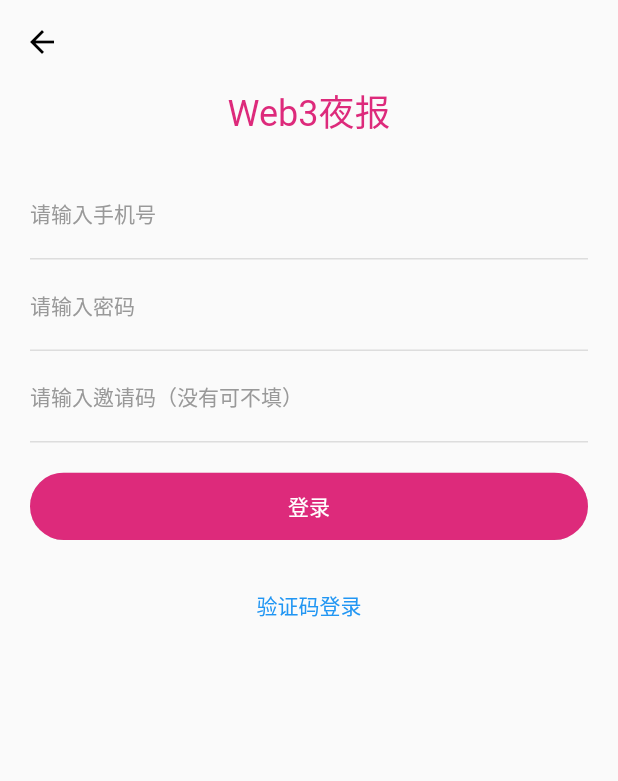
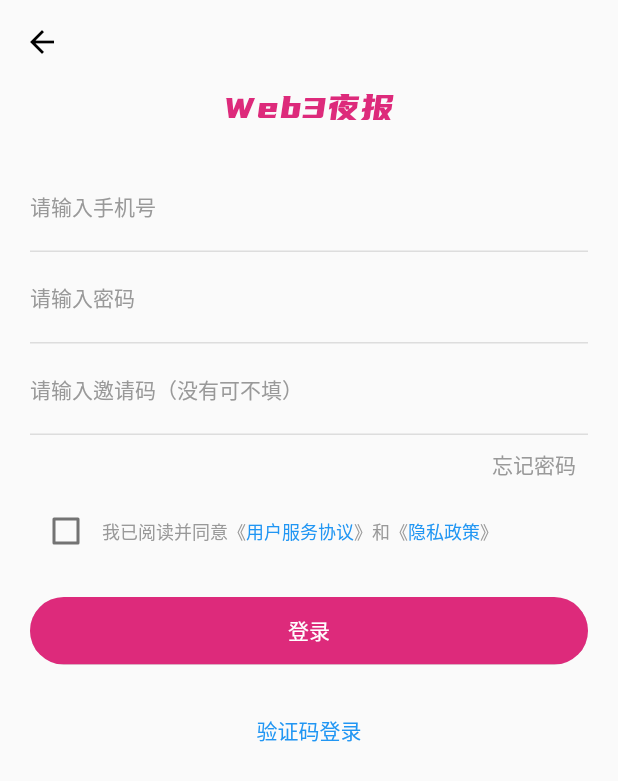
Before and after one commit to beehoo/web3_flutter, a Flutter app: the screen it shows after launch, item 3 of the bottom bar chosen, after a tap on "去登录", on a phone screen of 412 x 824 dp. Shown: the top 781 px of the screen. Run offline on Flutter 3.47's test engine with Material 2 defaults, Android fonts, the light colour scheme and no system bars; our stand-ins replace another_flushbar, dio, flutter_html, flutter_svg; network calls fail.

Commit message:
修改登录，加入关于页面

```diff
--- /dev/null
+++ b/lib/common/utils.dart
@@ -0,0 +1,6 @@
+// 验证手机号格式
+bool checkPhone (phone) {
+  var pattern = r'^1[3456789]\d{9}$';
+  var regex = RegExp(pattern);
+  return regex.hasMatch(phone);
+}
--- a/lib/config.dart
+++ b/lib/config.dart
@@ -1,2 +1,2 @@
 // 接口地址
-const String baseUrl = 'https://news.luckybgm.com';
+const String baseUrl = '';
--- a/lib/routes/detail.dart
+++ b/lib/routes/detail.dart
@@ -4,6 +4,7 @@
 import '../iconfont/icon_font.dart';
 import '../config.dart';
 
+// 文章详情
 class Detail extends StatefulWidget {
   const Detail({super.key, required this.id});
   final int id;
--- a/lib/routes/home.dart
+++ b/lib/routes/home.dart
@@ -3,21 +3,22 @@
 import './detail.dart';
 import '../config.dart';
 
-// 查询新闻数据
-Future<void> getNews(params) async {
-  var dio = Dio();
-  Response response = await dio.post(
-    '$baseUrl/showEssay',
-    data: params,
-  );
-  return response.data;
-}
-
+// 主页
 class Home extends StatelessWidget {
   const Home({super.key});
 
   @override
   Widget build(BuildContext context) {
+    // 查询新闻数据
+    Future<void> getNews(params) async {
+      var dio = Dio();
+      Response response = await dio.post(
+        '$baseUrl/showEssay',
+        data: params,
+      );
+      return response.data;
+    }
+
     return Column(
       children: <Widget>[
         // 搜索框
--- a/lib/routes/login.dart
+++ b/lib/routes/login.dart
@@ -1,7 +1,10 @@
 import 'package:flutter/material.dart';
+import 'package:flutter/gestures.dart';
 import 'package:another_flushbar/flushbar.dart';
 import '../iconfont/icon_font.dart';
+import '../common/utils.dart' show checkPhone;
 
+// 登录
 class Login extends StatefulWidget {
   const Login({super.key});
 
@@ -14,6 +17,30 @@
   String password = ''; // 密码
   String code = ''; // 邀请码
   bool isPassword = true; // 是否为密码登录，否则为验证码登录
+  bool? isChecked = false; // 协议是否勾选
+
+  late TapGestureRecognizer _tapServer;
+  late TapGestureRecognizer _tapPolicy;
+
+  @override
+  void initState() {
+    super.initState();
+    _tapServer = TapGestureRecognizer()..onTap = () {
+      print('用户服务协议');
+    };
+
+    _tapPolicy = TapGestureRecognizer()..onTap = () {
+      print('隐私政策');
+    };
+  }
+
+  @override
+  void dispose() {
+    // 销毁对象
+    _tapServer.dispose();
+    _tapPolicy.dispose();
+    super.dispose();
+  }
 
   @override
   Widget build(BuildContext context) {
@@ -21,45 +48,29 @@
 
     // 登录
     Future<void> loginSubmit() async {
+      String errorMsg = '';
+
       if (phone == '') {
+        errorMsg = '请输入手机号';
+      }
+      if (isPassword && password == '') {
+        errorMsg = '请输入密码';
+      }
+      if (!isPassword && code == '') {
+        errorMsg = '请输入验证码';
+      }
+      if (isChecked == false) {
+        errorMsg = '请阅读并勾选协议';
+      }
+      // 验证手机号格式
+      if (!checkPhone(phone)) {
+        errorMsg = '请输入正确的手机号';
+      }
+
+      if (errorMsg != '') {
         Flushbar(
           // title: '提示',
-          message: '请输入手机号',
-          duration: const Duration(seconds: 2),
-          flushbarPosition: FlushbarPosition.TOP,
-          icon: IconFont(IconNames.del, color: '#f00')
-        ).show(context);
-        return;
-      }
-      if (isPassword && password == '') {
-        Flushbar(
-          // title: '提示',
-          message: '请输入密码',
-          duration: const Duration(seconds: 2),
-          flushbarPosition: FlushbarPosition.TOP,
-          icon: IconFont(IconNames.del, color: '#f00')
-        ).show(context);
-        return;
-      }
-      if (!isPassword && code == '') {
-        Flushbar(
-          // title: '提示',
-          message: '请输入验证码',
-          duration: const Duration(seconds: 2),
-          flushbarPosition: FlushbarPosition.TOP,
-          icon: IconFont(IconNames.del, color: '#f00')
-        ).show(context);
-        return;
-      }
-
-      // 验证手机号格式
-      var pattern = r'1\d{10}';
-      var regex = RegExp(pattern);
-      var match = regex.firstMatch(phone);
-      if (match == null) {
-        Flushbar(
-          // title: '提示',
-          message: '请输入正确的手机号',
+          message: errorMsg,
           duration: const Duration(seconds: 2),
           flushbarPosition: FlushbarPosition.TOP,
           icon: IconFont(IconNames.del, color: '#f00')
@@ -135,6 +146,69 @@
                     code = value;
                   }
                 ),
+                // 忘记密码
+                SizedBox(
+                  height: 40,
+                  child: Row(
+                    mainAxisAlignment: MainAxisAlignment.end,
+                    children: <Widget>[
+                      Visibility(
+                        visible: isPassword,
+                        child: TextButton(
+                          onPressed: () {},
+                          child: const Text(
+                            '忘记密码',
+                            style: TextStyle(
+                              color: Color(0xFF999999)
+                            )
+                          )
+                        )
+                      )
+                    ],
+                  )
+                ),
+                // 勾选协议
+                DefaultTextStyle(
+                  style: const TextStyle(
+                    color: Color(0xFF999999),
+                    fontSize: 12
+                  ),
+                  child: Row(
+                    children: <Widget>[
+                      Checkbox(
+                        value: isChecked,
+                        onChanged: (value) {
+                          setState(() {
+                            isChecked = value;
+                          });
+                        }
+                      ),
+                      Expanded(
+                        child: Text.rich(TextSpan(
+                          children: [
+                            const TextSpan(text: '我已阅读并同意《'),
+                            TextSpan(
+                              text: '用户服务协议',
+                              style: const TextStyle(
+                                color: Colors.blue
+                              ),
+                              recognizer: _tapServer
+                            ),
+                            const TextSpan(text: '》和《'),
+                            TextSpan(
+                              text: '隐私政策',
+                              style: const TextStyle(
+                                color: Colors.blue
+                              ),
+                              recognizer: _tapPolicy
+                            ),
+                            const TextSpan(text: '》')
+                          ]
+                        ))
+                      )
+                    ]
+                  ),
+                ),
                 const SizedBox(height: 20),
                 // 登录按钮
                 ClipRRect(
@@ -184,9 +258,9 @@
 class LoginInput extends StatelessWidget {
   const LoginInput({
     super.key,
-    required this.hintText,
-    required this.onChanged,
-    this.obscureText = false
+    required this.hintText, // 占位文字
+    required this.onChanged, // 修改事件
+    this.obscureText = false // 输入内容是否可见
   });
   final String hintText;
   final dynamic onChanged;
--- a/lib/routes/my.dart
+++ b/lib/routes/my.dart
@@ -1,9 +1,21 @@
 import 'package:flutter/material.dart';
 import './login.dart';
 import '../iconfont/icon_font.dart';
+import './about.dart';
 
+// 个人中心
 class My extends StatelessWidget {
   const My({super.key});
+
+  // 路由，route为路由对象，valid为校验是否已登录
+  _handleRoute (context, route, valid) {
+    Navigator.push(
+      context,
+      MaterialPageRoute(
+        builder: (context) => valid ? const Login() : route,
+      )
+    );
+  }
 
   @override
   Widget build(BuildContext context) {
@@ -66,14 +78,41 @@
                 fontSize: 15,
                 fontWeight: FontWeight.w500,
                 color: primaryColor,
-              )
+              ),
+              onTap: () {}
             ),
-            const MenuItem(icon: IconNames.diamond, label: '积分计划'),
-            const MenuItem(icon: IconNames.tags, label: '我的标签'),
-            const MenuItem(icon: IconNames.setting, label: '账号设置'),
-            const MenuItem(icon: IconNames.share, label: '推荐分享'),
-            const MenuItem(icon: IconNames.xiaoxi, label: '消息中心'),
-            const MenuItem(icon: IconNames.guanyu, label: '关于Web3夜报'),
+            MenuItem(
+              icon: IconNames.diamond,
+              label: '积分计划',
+              onTap: () {}
+            ),
+            MenuItem(
+              icon: IconNames.tags,
+              label: '我的标签',
+              onTap: () {}
+            ),
+            MenuItem(
+              icon: IconNames.setting,
+              label: '账号设置',
+              onTap: () {}
+            ),
+            MenuItem(
+              icon: IconNames.share,
+              label: '推荐分享',
+              onTap: () {}
+            ),
+            MenuItem(
+              icon: IconNames.xiaoxi,
+              label: '消息中心',
+              onTap: () {}
+            ),
+            MenuItem(
+              icon: IconNames.guanyu,
+              label: '关于Web3夜报',
+              onTap: () {
+                _handleRoute(context, const About(), false);
+              }
+            ),
           ]
         )
       ]
@@ -128,17 +167,20 @@
     super.key,
     required this.icon, // 图标
     required this.label, // 标题
-    this.textStyle = const TextStyle()}); // 文本样式
+    this.textStyle = const TextStyle(), // 文本样式
+    required this.onTap
+  });
   final dynamic icon;
   final String label;
   final dynamic textStyle;
+  final Function() onTap;
 
   @override
   Widget build(BuildContext context) {
     final primaryColor = '#${Theme.of(context).primaryColor.value.toRadixString(16)}';
 
     return InkWell(
-      onTap: () {},
+      onTap: onTap,
       child: Padding(
         padding: const EdgeInsets.all(10),
         child: Row(
--- a/pubspec.yaml
+++ b/pubspec.yaml
@@ -102,6 +102,9 @@
   # For details regarding fonts from package dependencies,
   # see https://flutter.dev/custom-fonts/#from-packages
 
+  assets:
+    - assets/images/logo.png
+
   # 字体
   fonts:
     - family: youshebiaotihei
```
Also changed, not shown: lib/routes/about.dart (added, +59 -0 lines), assets/fonts/youshebiaotihei.ttf (renamed from lib/assets/fonts/youshebiaotihei.ttf), assets/images/logo.png (added).
